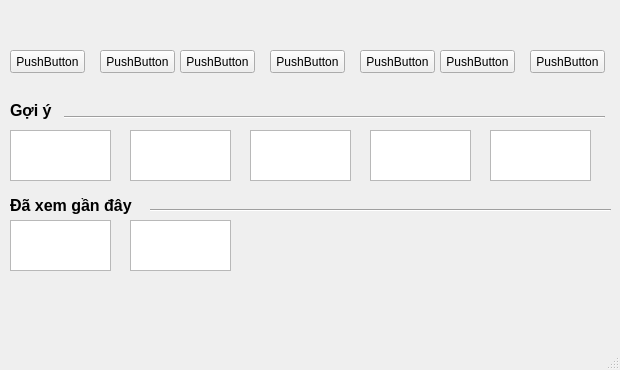
Qt form MAIN PROJECT/USER-INTERFACE/MainMenu.ui (dhqkhanh2430/ScrollTravel-PROJECT) before a commit.
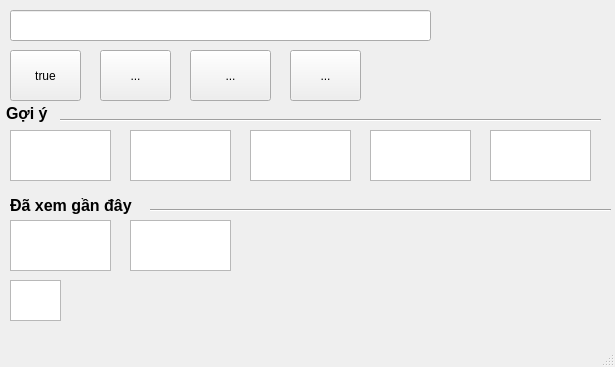
The same form after that commit. Icons and pictures are not drawn.

Patch:
```diff
--- a/MAIN PROJECT/USER-INTERFACE/MainMenu.ui
+++ b/MAIN PROJECT/USER-INTERFACE/MainMenu.ui
@@ -6,110 +6,25 @@
    <rect>
     <x>0</x>
     <y>0</y>
-    <width>620</width>
-    <height>370</height>
+    <width>615</width>
+    <height>367</height>
    </rect>
   </property>
   <property name="windowTitle">
    <string>MainWindow</string>
   </property>
+  <property name="iconSize">
+   <size>
+    <width>64</width>
+    <height>64</height>
+   </size>
+  </property>
   <widget class="QWidget" name="centralwidget">
-   <widget class="QPushButton" name="pushButton">
-    <property name="geometry">
-     <rect>
-      <x>10</x>
-      <y>50</y>
-      <width>75</width>
-      <height>23</height>
-     </rect>
-    </property>
-    <property name="text">
-     <string>PushButton</string>
-    </property>
-   </widget>
-   <widget class="QPushButton" name="pushButton_2">
-    <property name="geometry">
-     <rect>
-      <x>100</x>
-      <y>50</y>
-      <width>75</width>
-      <height>23</height>
-     </rect>
-    </property>
-    <property name="text">
-     <string>PushButton</string>
-    </property>
-   </widget>
-   <widget class="QPushButton" name="pushButton_3">
-    <property name="geometry">
-     <rect>
-      <x>180</x>
-      <y>50</y>
-      <width>75</width>
-      <height>23</height>
-     </rect>
-    </property>
-    <property name="text">
-     <string>PushButton</string>
-    </property>
-   </widget>
-   <widget class="QPushButton" name="pushButton_4">
-    <property name="geometry">
-     <rect>
-      <x>270</x>
-      <y>50</y>
-      <width>75</width>
-      <height>23</height>
-     </rect>
-    </property>
-    <property name="text">
-     <string>PushButton</string>
-    </property>
-   </widget>
-   <widget class="QPushButton" name="pushButton_5">
-    <property name="geometry">
-     <rect>
-      <x>360</x>
-      <y>50</y>
-      <width>75</width>
-      <height>23</height>
-     </rect>
-    </property>
-    <property name="text">
-     <string>PushButton</string>
-    </property>
-   </widget>
-   <widget class="QPushButton" name="pushButton_6">
-    <property name="geometry">
-     <rect>
-      <x>440</x>
-      <y>50</y>
-      <width>75</width>
-      <height>23</height>
-     </rect>
-    </property>
-    <property name="text">
-     <string>PushButton</string>
-    </property>
-   </widget>
-   <widget class="QPushButton" name="pushButton_7">
-    <property name="geometry">
-     <rect>
-      <x>530</x>
-      <y>50</y>
-      <width>75</width>
-      <height>23</height>
-     </rect>
-    </property>
-    <property name="text">
-     <string>PushButton</string>
-    </property>
-   </widget>
    <widget class="Line" name="line">
     <property name="geometry">
      <rect>
-      <x>64</x>
-      <y>107</y>
+      <x>60</x>
+      <y>110</y>
       <width>541</width>
       <height>20</height>
      </rect>
@@ -204,8 +119,8 @@
    <widget class="QLabel" name="label">
     <property name="geometry">
      <rect>
-      <x>10</x>
-      <y>100</y>
+      <x>6</x>
+      <y>103</y>
       <width>71</width>
       <height>21</height>
      </rect>
@@ -227,6 +142,130 @@
      <string>&lt;html&gt;&lt;head/&gt;&lt;body&gt;&lt;p&gt;&lt;span style=&quot; font-size:12pt; font-weight:600;&quot;&gt;Đã xem gần đây&lt;/span&gt;&lt;/p&gt;&lt;/body&gt;&lt;/html&gt;</string>
     </property>
    </widget>
+   <widget class="QToolButton" name="toolButton">
+    <property name="geometry">
+     <rect>
+      <x>10</x>
+      <y>50</y>
+      <width>71</width>
+      <height>51</height>
+     </rect>
+    </property>
+    <property name="text">
+     <string notr="true">true</string>
+    </property>
+    <property name="icon">
+     <iconset>
+      <normaloff>../ASSETS/Di tich lich su icon.png</normaloff>../ASSETS/Di tich lich su icon.png</iconset>
+    </property>
+    <property name="iconSize">
+     <size>
+      <width>64</width>
+      <height>64</height>
+     </size>
+    </property>
+    <property name="checkable">
+     <bool>false</bool>
+    </property>
+    <property name="autoRepeat">
+     <bool>false</bool>
+    </property>
+    <property name="autoExclusive">
+     <bool>false</bool>
+    </property>
+   </widget>
+   <widget class="QToolButton" name="toolButton_2">
+    <property name="geometry">
+     <rect>
+      <x>100</x>
+      <y>50</y>
+      <width>71</width>
+      <height>51</height>
+     </rect>
+    </property>
+    <property name="text">
+     <string>...</string>
+    </property>
+    <property name="icon">
+     <iconset>
+      <normaloff>../ASSETS/Nui icon.png</normaloff>../ASSETS/Nui icon.png</iconset>
+    </property>
+    <property name="iconSize">
+     <size>
+      <width>64</width>
+      <height>64</height>
+     </size>
+    </property>
+   </widget>
+   <widget class="QToolButton" name="toolButton_3">
+    <property name="geometry">
+     <rect>
+      <x>190</x>
+      <y>50</y>
+      <width>81</width>
+      <height>51</height>
+     </rect>
+    </property>
+    <property name="text">
+     <string>...</string>
+    </property>
+    <property name="icon">
+     <iconset>
+      <normaloff>../ASSETS/Khu vui choi icon.png</normaloff>../ASSETS/Khu vui choi icon.png</iconset>
+    </property>
+    <property name="iconSize">
+     <size>
+      <width>100</width>
+      <height>100</height>
+     </size>
+    </property>
+   </widget>
+   <widget class="QToolButton" name="toolButton_4">
+    <property name="geometry">
+     <rect>
+      <x>290</x>
+      <y>50</y>
+      <width>71</width>
+      <height>51</height>
+     </rect>
+    </property>
+    <property name="text">
+     <string>...</string>
+    </property>
+    <property name="icon">
+     <iconset>
+      <normaloff>../ASSETS/The thao icon.png</normaloff>../ASSETS/The thao icon.png</iconset>
+    </property>
+    <property name="iconSize">
+     <size>
+      <width>64</width>
+      <height>64</height>
+     </size>
+    </property>
+   </widget>
+   <widget class="QLineEdit" name="lineEdit">
+    <property name="geometry">
+     <rect>
+      <x>10</x>
+      <y>10</y>
+      <width>421</width>
+      <height>31</height>
+     </rect>
+    </property>
+    <property name="frame">
+     <bool>true</bool>
+    </property>
+   </widget>
+   <widget class="QGraphicsView" name="graphicsView">
+    <property name="geometry">
+     <rect>
+      <x>10</x>
+      <y>280</y>
+      <width>51</width>
+      <height>41</height>
+     </rect>
+    </property>
+   </widget>
   </widget>
   <widget class="QMenuBar" name="menubar">
    <property name="geometry">
```
Left out of the diff: 2 changed lines with no effect on the pictures.
